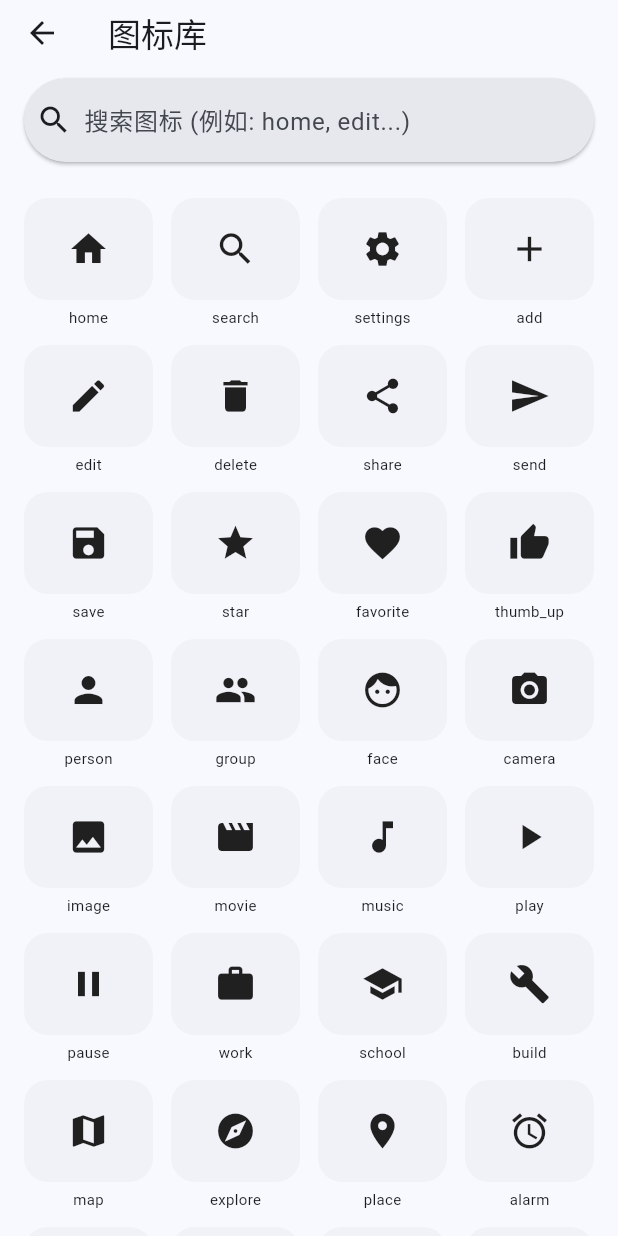
After one commit to kagurazakayashi/EvernightBoard, a Flutter app: the IconSelectorPage screen opened directly, on a phone screen of 412 x 824 dp. The commit adds this screen. Run offline on Flutter 3.47's test engine with Material 3 defaults, Android fonts, the phone set to English and light mode, and no system bars; our stand-ins replace sensors_plus; missing offline and left inert: flutter_iconpicker, flutter_volume_controller.

Commit message:
图标选择器

```diff
--- /dev/null
+++ b/lib/home/widgets/icon_selector_page.dart
@@ -0,0 +1,161 @@
+import 'package:flutter/material.dart';
+
+/// IconSelectorPage
+///
+/// 這個頁面提供一個圖標選擇器，使用者可以透過搜尋或瀏覽圖示列表來選擇想要的圖標。
+/// 選擇圖標後會透過 Navigator.pop 回傳所選的 IconData。
+class IconSelectorPage extends StatefulWidget {
+  const IconSelectorPage({super.key});
+
+  @override
+  State<IconSelectorPage> createState() => _IconSelectorPageState();
+}
+
+class _IconSelectorPageState extends State<IconSelectorPage> {
+  /// 圖示對照表，key 為圖示名稱，value 為對應的 IconData
+  final Map<String, IconData> _iconMap = {
+    'home': Icons.home,
+    'search': Icons.search,
+    'settings': Icons.settings,
+    'add': Icons.add,
+    'edit': Icons.edit,
+    'delete': Icons.delete,
+    'share': Icons.share,
+    'send': Icons.send,
+    'save': Icons.save,
+    'star': Icons.star,
+    'favorite': Icons.favorite,
+    'thumb_up': Icons.thumb_up,
+    'person': Icons.person,
+    'group': Icons.group,
+    'face': Icons.face,
+    'camera': Icons.camera_alt,
+    'image': Icons.image,
+    'movie': Icons.movie,
+    'music': Icons.music_note,
+    'play': Icons.play_arrow,
+    'pause': Icons.pause,
+    'work': Icons.work,
+    'school': Icons.school,
+    'build': Icons.build,
+    'map': Icons.map,
+    'explore': Icons.explore,
+    'place': Icons.place,
+    'alarm': Icons.alarm,
+    'event': Icons.event,
+    'schedule': Icons.schedule,
+    'email': Icons.email,
+    'phone': Icons.phone,
+    'message': Icons.message,
+    'cloud': Icons.cloud,
+    'wb_sunny': Icons.wb_sunny,
+    'nights_stay': Icons.nights_stay,
+    'shopping_cart': Icons.shopping_cart,
+    'credit_card': Icons.credit_card,
+    'flight': Icons.flight,
+    'directions_car': Icons.directions_car,
+    'restaurant': Icons.restaurant,
+    'coffee': Icons.local_cafe,
+    'fitness': Icons.fitness_center,
+    'sports_esports': Icons.sports_esports,
+    'lightbulb': Icons.lightbulb,
+    'brush': Icons.brush,
+    'palette': Icons.palette,
+    'code': Icons.code,
+    'terminal': Icons.terminal,
+    'bolt': Icons.bolt,
+    'anchor': Icons.anchor,
+    'pets': Icons.pets,
+    'eco': Icons.eco,
+    'category': Icons.category,
+    'widgets': Icons.widgets,
+    'layers': Icons.layers,
+    'visibility': Icons.visibility,
+    'lock': Icons.lock,
+    'key': Icons.key,
+  };
+
+  /// 圖示名稱列表，方便搜尋與排序
+  late List<String> _keys;
+
+  /// 搜尋框文字
+  String _searchQuery = '';
+
+  @override
+  void initState() {
+    super.initState();
+    // 初始化圖示名稱列表
+    _keys = _iconMap.keys.toList();
+  }
+
+  @override
+  Widget build(BuildContext context) {
+    // 過濾出符合搜尋條件的圖示名稱
+    final filteredKeys = _keys
+        .where((k) => k.contains(_searchQuery.toLowerCase()))
+        .toList();
+
+    return Scaffold(
+      appBar: AppBar(
+        title: const Text('图标库'),
+        bottom: PreferredSize(
+          preferredSize: const Size.fromHeight(60),
+          child: Padding(
+            padding: const EdgeInsets.symmetric(horizontal: 16, vertical: 8),
+            child: SearchBar(
+              hintText: '搜索图标 (例如: home, edit...)',
+              onChanged: (value) => setState(() => _searchQuery = value),
+              leading: const Icon(Icons.search),
+              elevation: WidgetStateProperty.all(1),
+            ),
+          ),
+        ),
+      ),
+      body: GridView.builder(
+        padding: const EdgeInsets.all(16),
+        // 使用固定列數的網格布局
+        gridDelegate: const SliverGridDelegateWithFixedCrossAxisCount(
+          crossAxisCount: 4,
+          mainAxisSpacing: 12,
+          crossAxisSpacing: 12,
+        ),
+        itemCount: filteredKeys.length,
+        itemBuilder: (context, index) {
+          final name = filteredKeys[index];
+          final icon = _iconMap[name]!; // 確保一定有對應 IconData
+
+          return Column(
+            children: [
+              Expanded(
+                child: InkWell(
+                  // 點擊圖示時回傳 IconData
+                  onTap: () => Navigator.pop(context, icon),
+                  borderRadius: BorderRadius.circular(16),
+                  child: Container(
+                    width: double.infinity,
+                    decoration: BoxDecoration(
+                      // 背景色使用表面容器最高層並調整透明度
+                      color: Theme.of(context)
+                          .colorScheme
+                          .surfaceContainerHighest
+                          .withValues(alpha: 0.3),
+                      borderRadius: BorderRadius.circular(16),
+                    ),
+                    child: Icon(icon, size: 28),
+                  ),
+                ),
+              ),
+              const SizedBox(height: 4),
+              // 顯示圖示名稱，超出以省略號表示
+              Text(
+                name,
+                style: const TextStyle(fontSize: 10),
+                overflow: TextOverflow.ellipsis,
+              ),
+            ],
+          );
+        },
+      ),
+    );
+  }
+}
--- a/pubspec.yaml
+++ b/pubspec.yaml
@@ -36,6 +36,7 @@ dependencies:
   cupertino_icons: ^1.0.8
   sensors_plus: ^7.0.0
   flutter_volume_controller: ^1.3.4
+  flutter_iconpicker: ^4.0.3
 
 dev_dependencies:
   flutter_test:
```
Also changed, not shown: lib/home/home_controller_data.part.dart (+11 -3 lines), lib/home/home_view.dart (+40 -39 lines), lib/home/widgets/management_grid_menu.dart (+13 -13 lines), pubspec.lock.
